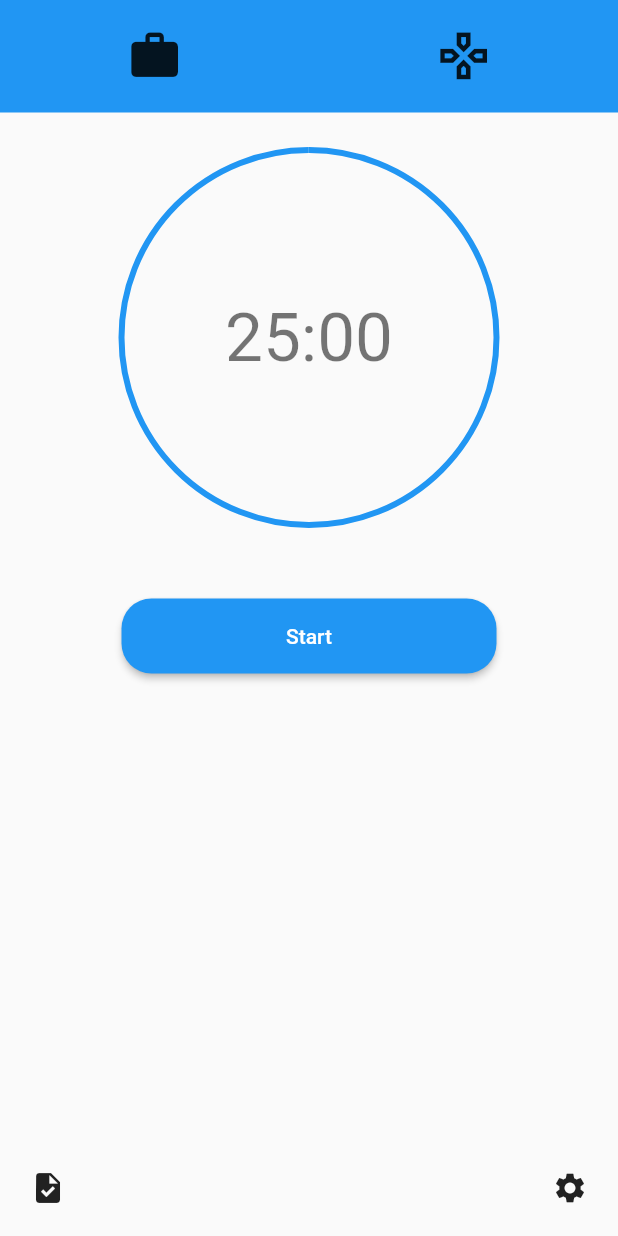
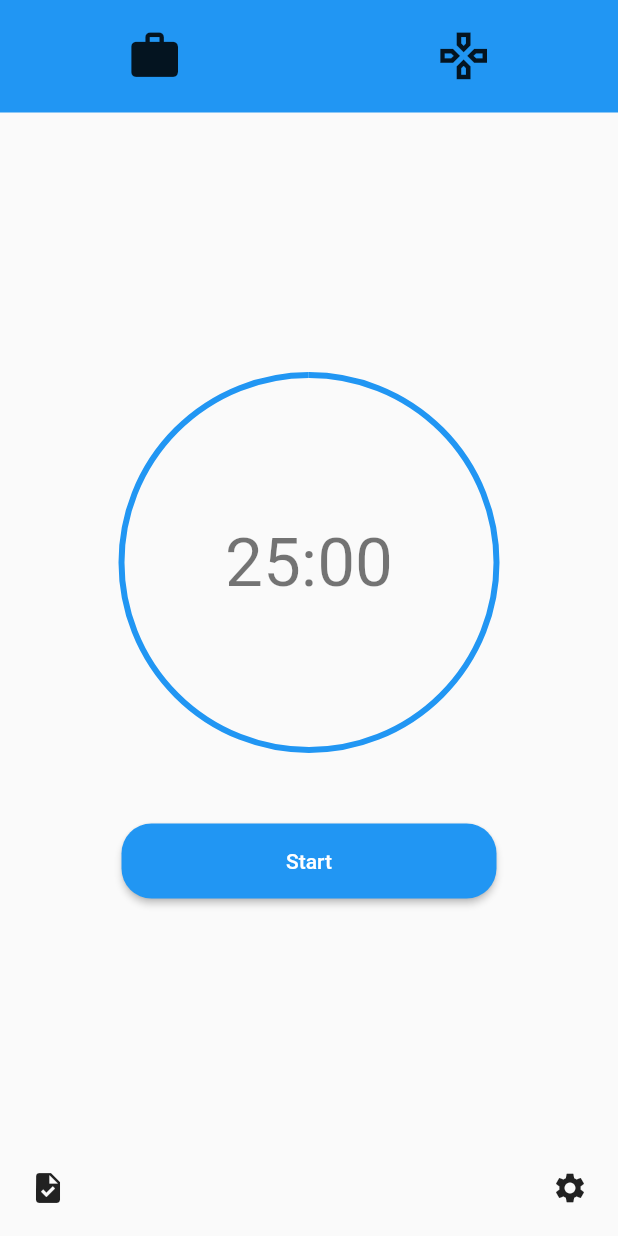
Before and after one commit to JooJASL/flutter-pomodoro, a Flutter app: the screen it shows after launch, on a phone screen of 412 x 824 dp. Run offline on Flutter 3.47's test engine with Material 2 defaults, Android fonts, the light colour scheme and no system bars; our stand-ins replace flutter_riverpod, js, shared_preferences; missing offline and left inert: dart:html, desktop_window, yaru.

Commit message:
Centered clockface and buttons so it looks better on mobile.

```diff
--- a/lib/pomodoro_page/pomodoro_page.dart
+++ b/lib/pomodoro_page/pomodoro_page.dart
@@ -15,6 +15,7 @@ class PomodoroPage extends ConsumerWidget {
     return Stack(children: const <Widget>[
       TasksButton(),
       SettingsButton(),
+      Toolbar(),
       Content(),
     ]);
   }
@@ -68,11 +69,13 @@ class Content extends StatelessWidget {
 
   @override
   Widget build(BuildContext context) {
-    return SingleChildScrollView(
+    return Center(
+      child: SingleChildScrollView(
         child: Column(
           mainAxisAlignment: MainAxisAlignment.center,
+          crossAxisAlignment: CrossAxisAlignment.center,
+          mainAxisSize: MainAxisSize.min,
           children: <Widget>[
-          const Toolbar(),
             const SizedBox(height: 25),
             PomodoroTimer(
               fillLineColor: Theme.of(context).colorScheme.primary,
@@ -81,6 +84,7 @@ class Content extends StatelessWidget {
             const SizedBox(height: 49),
             const Buttons(),
           ],
+        ),
       ),
     );
   }
```
Lines whose indentation alone changed are shown as unchanged.
